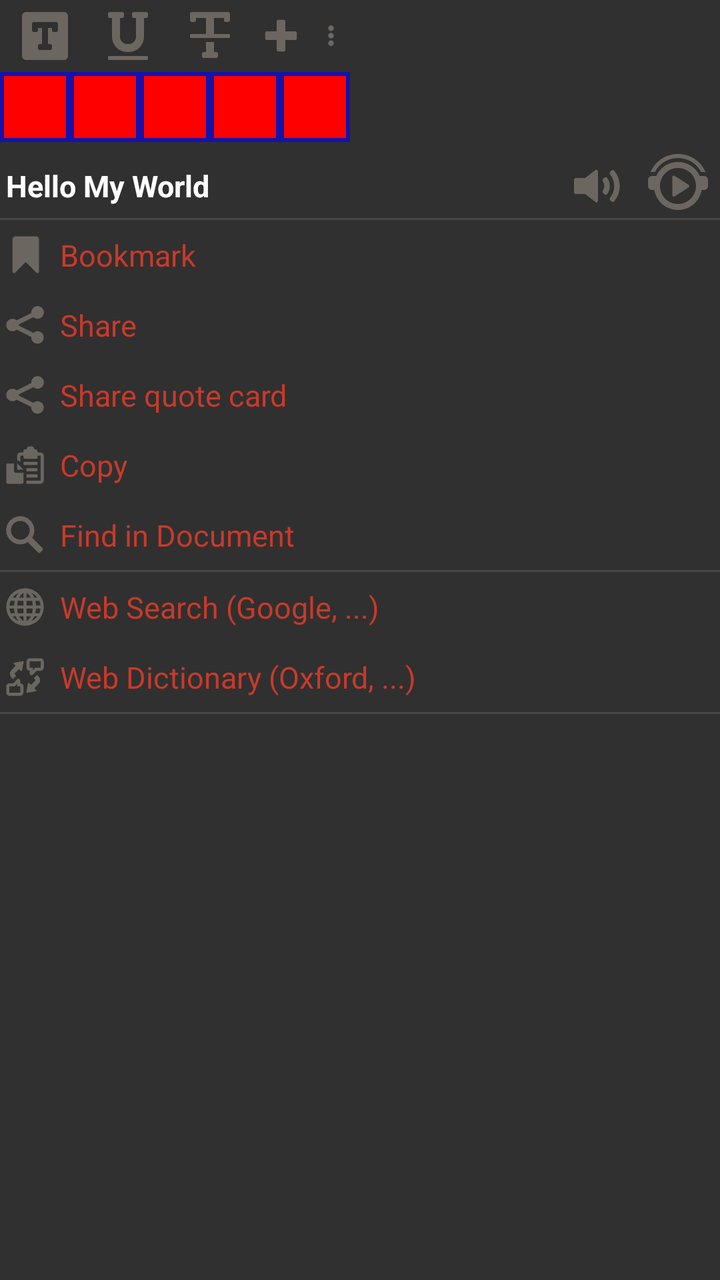
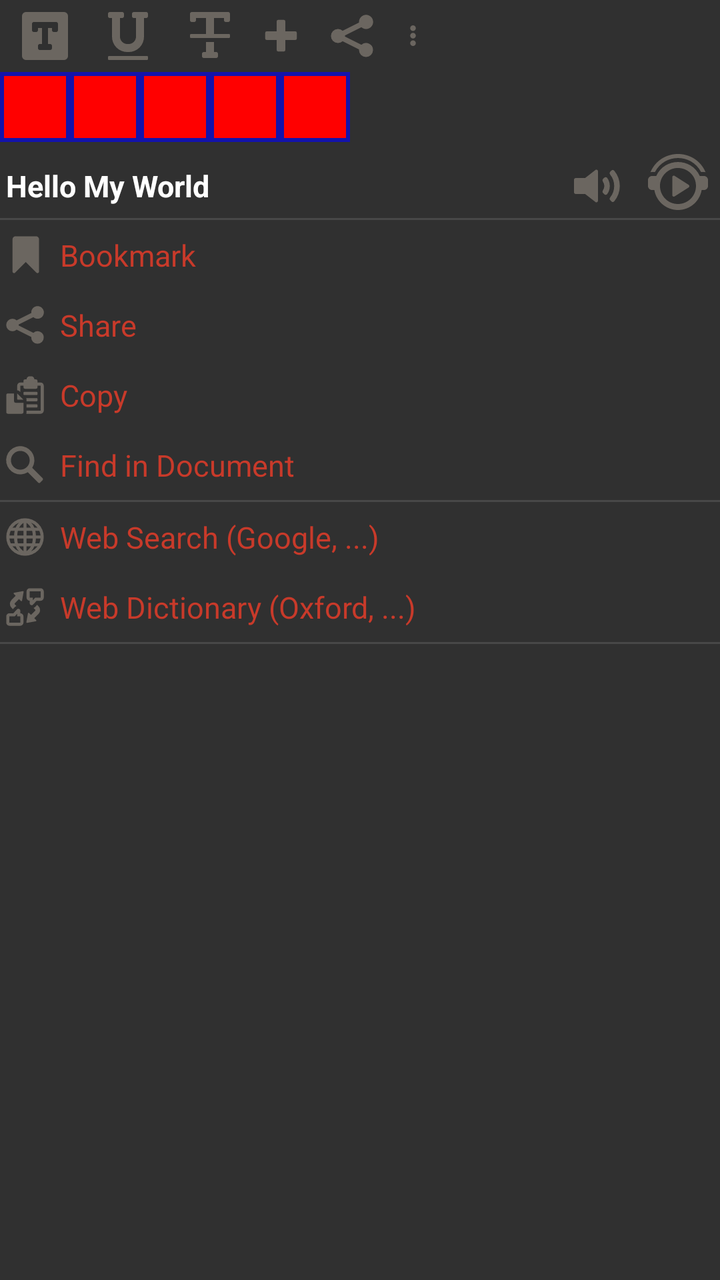

An Android layout rendered at two revisions. The XML below is the earlier revision; the diff shows what the commit changed to produce the second picture.
<!-- AndroidManifest.xml: application theme StyledIndicatorsBlack -->
<!-- res/layout/dialog_selected_text.xml -->
<?xml version="1.0" encoding="utf-8"?>
<ScrollView xmlns:android="http://schemas.android.com/apk/res/android"
    android:layout_width="wrap_content"
    android:layout_height="300dip"
    android:orientation="vertical">

    <LinearLayout
        android:layout_width="wrap_content"
        android:layout_height="wrap_content"
        android:orientation="vertical">

        <HorizontalScrollView
            android:layout_width="match_parent"
            android:layout_height="wrap_content"

            android:scrollbars="none">

            <LinearLayout
                android:layout_width="match_parent"
                android:layout_height="wrap_content"
                android:gravity="center_vertical"
                android:orientation="horizontal">

                <ImageView
                    android:id="@+id/onSelection"
                    android:contentDescription="@string/allow_text_highlight"
                    android:layout_width="@dimen/wh_button"
                    android:layout_height="@dimen/wh_button"
                    android:layout_marginLeft="5dip"
                    android:background="@android:drawable/list_selector_background"
                    android:padding="2dip"
                    android:src="@drawable/glyphicons_695_text_background"
                    android:tint="@color/tint_gray" />

                <ImageView
                    android:id="@+id/onUnderline"
                    android:importantForAccessibility="no"
                    android:layout_width="@dimen/wh_button"
                    android:layout_height="@dimen/wh_button"
                    android:layout_marginLeft="5dip"
                    android:background="@android:drawable/list_selector_background"
                    android:padding="2dip"
                    android:src="@drawable/glyphicons_104_underline"
                    android:tint="@color/tint_gray" />

                <ImageView
                    android:id="@+id/onStrike"
                    android:importantForAccessibility="no"
                    android:layout_width="@dimen/wh_button"
                    android:layout_height="@dimen/wh_button"
                    android:layout_marginLeft="5dip"
                    android:background="@android:drawable/list_selector_background"
                    android:padding="2dip"
                    android:src="@drawable/glyphicons_105_strikethrough"
                    android:tint="@color/tint_gray" />

                <LinearLayout
                    android:id="@+id/customsLayout"
                    android:layout_width="wrap_content"
                    android:layout_height="match_parent"
                    android:gravity="center_vertical"
                    android:orientation="horizontal"></LinearLayout>

                <ImageView
                    android:id="@+id/onAddCustom"
                    android:importantForAccessibility="no"
                    android:layout_width="@dimen/wh_button_small"
                    android:layout_height="@dimen/wh_button_small"
                    android:layout_marginLeft="5dip"
                    android:background="@android:drawable/list_selector_background"
                    android:padding="1dip"
                    android:src="@drawable/glyphicons_371_plus"
                    android:tint="@color/tint_gray" />

                
                <ImageView
                    android:id="@+id/moreToggle"
                    android:layout_width="@dimen/wh_button_small"
                    android:layout_height="@dimen/wh_button_small"
                    android:contentDescription="@string/more"
                    android:padding="5dip"
                    android:src="@drawable/glyphicons_498_more_vertical"
                    android:tint="@color/tint_gray" />

                <ImageView
                    android:id="@+id/onRemoveMark"
                    android:contentDescription="@string/clear_all"
                    android:layout_width="@dimen/wh_button"
                    android:layout_height="@dimen/wh_button"
                    android:layout_marginLeft="10dip"
                    android:background="@android:drawable/list_selector_background"
                    android:padding="2dip"
                    android:src="@drawable/glyphicons_17_bin"
                    android:tint="@color/tint_gray"
                    android:visibility="gone" />
            </LinearLayout>
        </HorizontalScrollView>

        <HorizontalScrollView
            android:layout_width="match_parent"
            android:layout_height="wrap_content"
            android:layout_marginBottom="4dip"
            android:scrollbars="none">

            <LinearLayout
                android:id="@+id/colorsLine"
                android:layout_width="wrap_content"
                android:layout_height="wrap_content"
                android:orientation="horizontal">

                <include layout="@layout/item_color" />

                <include layout="@layout/item_color" />

                <include layout="@layout/item_color" />

                <include layout="@layout/item_color" />

                <include layout="@layout/item_color" />
            </LinearLayout>
        </HorizontalScrollView>

        <LinearLayout
            android:layout_width="match_parent"
            android:layout_height="wrap_content"
            android:layout_marginTop="2dip"
            android:gravity="center_vertical"
            android:orientation="horizontal">

            <EditText
                android:id="@+id/editText"
                android:layout_width="match_parent"
                android:layout_height="wrap_content"
                android:layout_marginLeft="3dip"
                android:layout_weight="1"
                android:background="@color/transparent"
                android:ellipsize="end"
                android:maxLines="2"
                android:singleLine="false"
                android:text="Hello My World"
                android:textSize="15sp"
                android:textStyle="bold"></EditText>

            <ImageView
                android:id="@+id/readTTS"
                    android:contentDescription="@string/read_out_loud_with_tts"
                android:layout_width="@dimen/wh_button_medium"
                android:layout_height="@dimen/wh_button_medium"
                android:layout_weight="0"
                android:adjustViewBounds="true"
                android:background="@drawable/bg_clickable"
                android:src="@drawable/glyphicons_186_volume_up"
                android:tint="@color/tint_gray" />

            <ImageView
                android:id="@+id/readTTSNext"
                    android:contentDescription="@string/read_out_loud_with_tts"
                android:layout_width="@dimen/wh_button_medium"
                android:layout_height="@dimen/wh_button_medium"
                android:layout_marginLeft="8dip"
                android:layout_weight="0"
                android:adjustViewBounds="true"
                android:background="@drawable/bg_clickable"
                android:src="@drawable/my_glyphicons_smileys_100_headphones_play"
                android:tint="@color/tint_gray"
                android:layout_marginRight="5dip"
                android:visibility="visible" />

        </LinearLayout>

        <View
            android:layout_width="match_parent"
            android:layout_height="1dp"
            android:background="@color/lt_grey_alpha" />



        <LinearLayout
            android:layout_width="match_parent"
            android:layout_height="wrap_content"
            android:gravity="center_vertical"
            android:background="@android:drawable/list_selector_background"
            android:id="@+id/onAddToBookmark"
            android:orientation="horizontal">

            <ImageView
                android:layout_width="@dimen/wh_button_small"
                android:layout_height="@dimen/wh_button_small"
                android:src="@drawable/glyphicons_73_bookmark"
                android:tint="@color/tint_gray" />

            <TextView

                style="@style/textLink"
                android:layout_width="match_parent"
                android:layout_height="35dip"
                android:gravity="center_vertical"
                android:paddingLeft="10dip"
                android:singleLine="true"
                android:text="@string/add_to_bookmark"
                android:textSize="15sp" />

        </LinearLayout>

        <LinearLayout
            android:layout_width="match_parent"
            android:layout_height="wrap_content"
            android:gravity="center_vertical"
            android:background="@android:drawable/list_selector_background"
            android:id="@+id/onShare"
            android:orientation="horizontal">

            <ImageView
                android:layout_width="@dimen/wh_button_small"
                android:layout_height="@dimen/wh_button_small"
                android:src="@drawable/glyphicons_578_share"
                android:tint="@color/tint_gray" />

            <TextView

                style="@style/textLink"
                android:layout_width="match_parent"
                android:layout_height="35dip"
                android:gravity="center_vertical"
                android:paddingLeft="10dip"
                android:singleLine="true"
                android:text="@string/share"
                android:textSize="15sp" />
        </LinearLayout>

        <LinearLayout
            android:layout_width="match_parent"
            android:layout_height="wrap_content"
            android:gravity="center_vertical"
            android:background="@android:drawable/list_selector_background"
            android:id="@+id/onShareQuoteCard"
            android:orientation="horizontal">

            <ImageView
                android:layout_width="@dimen/wh_button_small"
                android:layout_height="@dimen/wh_button_small"
                android:contentDescription="@string/share_quote_card"
                android:src="@drawable/glyphicons_578_share"
                android:tint="@color/tint_gray" />

            <TextView
                style="@style/textLink"
                android:layout_width="match_parent"
                android:layout_height="35dip"
                android:gravity="center_vertical"
                android:paddingLeft="10dip"
                android:singleLine="true"
                android:text="@string/share_quote_card"
                android:textSize="15sp" />
        </LinearLayout>

        <LinearLayout
            android:layout_width="match_parent"
            android:layout_height="wrap_content"
            android:background="@android:drawable/list_selector_background"
            android:id="@+id/onCopy"
            android:gravity="center_vertical"
            android:orientation="horizontal">

            <ImageView
                android:layout_width="@dimen/wh_button_small"
                android:layout_height="@dimen/wh_button_small"
                android:src="@drawable/glyphicons_614_copy"
                android:tint="@color/tint_gray" />

            <TextView

                style="@style/textLink"
                android:layout_width="match_parent"
                android:layout_height="35dip"
                android:gravity="center_vertical"
                android:paddingLeft="10dip"
                android:singleLine="true"
                android:text="@string/copy"
                android:textSize="15sp" />

        </LinearLayout>



        <LinearLayout
            android:id="@+id/onBookSearch"
            android:layout_width="match_parent"
            android:layout_height="wrap_content"
            android:gravity="center_vertical"
            android:orientation="horizontal">

            <ImageView
                android:layout_width="@dimen/wh_button_small"
                android:layout_height="@dimen/wh_button_small"
                android:background="@android:drawable/list_selector_background"
                android:src="@drawable/glyphicons_28_search"
                android:tint="@color/tint_gray" />

            <TextView

                style="@style/textLink"
                android:layout_width="match_parent"
                android:layout_height="35dip"
                android:gravity="center_vertical"
                android:paddingLeft="10dip"
                android:singleLine="true"
                android:text="@string/search_in_document"
                android:textSize="15sp" />
        </LinearLayout>

        <View
            android:layout_width="match_parent"
            android:layout_height="1dp"
            android:background="@color/lt_grey_alpha" />


        <LinearLayout
            android:layout_width="match_parent"
            android:layout_height="wrap_content"
            android:gravity="center_vertical"
            android:id="@+id/onGoogle"
            android:orientation="horizontal">

            <ImageView
                android:layout_width="@dimen/wh_button_small"
                android:layout_height="@dimen/wh_button_small"
                android:background="@android:drawable/list_selector_background"
                android:src="@drawable/glyphicons_417_globe"
                android:tint="@color/tint_gray" />

            <TextView
                style="@style/textLink"
                android:layout_width="match_parent"
                android:layout_height="35dip"
                android:gravity="center_vertical"
                android:paddingLeft="10dip"
                android:singleLine="true"
                android:text="@string/web_search_google"
                android:textSize="15sp" />

        </LinearLayout>

        <LinearLayout
            android:layout_width="match_parent"
            android:layout_height="wrap_content"
            android:gravity="center_vertical"
            android:orientation="horizontal">

            <ImageView
                android:layout_width="@dimen/wh_button_small"
                android:layout_height="@dimen/wh_button_small"
                android:src="@drawable/glyphicons_580_translate"
                android:tint="@color/tint_gray" />

            <TextView
                android:id="@+id/onTranslate"
                style="@style/textLink"
                android:layout_width="match_parent"
                android:layout_height="35dip"
                android:background="@android:drawable/list_selector_background"
                android:gravity="center_vertical"
                android:paddingLeft="10dip"
                android:singleLine="true"
                android:text="@string/web_dict_oxfort"
                android:textSize="15sp" />

        </LinearLayout>

        <View
            android:layout_width="match_parent"
            android:layout_height="1dp"
            android:background="@color/lt_grey_alpha" />


        <HorizontalScrollView
            android:layout_width="match_parent"
            android:layout_height="wrap_content"
            android:layout_marginLeft="5dip"
            android:layout_marginTop="10dip"
            android:scrollbars="none">

            <LinearLayout
                android:id="@+id/dictionaryLine"
                android:layout_width="match_parent"
                android:layout_height="wrap_content"
                android:orientation="horizontal"></LinearLayout>
        </HorizontalScrollView>
    </LinearLayout>

</ScrollView>
<!-- res/layout/item_color.xml (included above) -->
<?xml version="1.0" encoding="utf-8"?>
<FrameLayout xmlns:android="http://schemas.android.com/apk/res/android"
    android:layout_width="35dip"
    android:layout_height="35dip"
    android:background="@drawable/bg_border_1_lines"
    android:padding="2dip" >

    <ImageView
        android:padding="4dip"
        android:id="@+id/itColor"
                android:contentDescription="@string/theme_color"
        android:layout_width="match_parent"
        android:layout_height="match_parent"
        android:layout_gravity="center"
        android:gravity="center"
        android:textSize="24sp"
        android:background="#ff0000" />

</FrameLayout>
<!-- resources referenced by this layout -->
<resources>
  <color name="lt_grey_alpha">#33acacac</color>
  <color name="tint_gray">#6B6660</color>
  <color name="transparent">#00000000</color>
  <dimen name="wh_button">36dp</dimen>
  <dimen name="wh_button_medium">32dp</dimen>
  <dimen name="wh_button_small">25dp</dimen>
  <!-- drawable bg_border_1_lines (drawable) -->
  <?xml version="1.0" encoding="utf-8"?>
  <selector xmlns:android="http://schemas.android.com/apk/res/android">
  
      <item><shape android:shape="rectangle">
              <solid android:color="@android:color/transparent" />
              <stroke android:width="2dip" android:color="#990000ff" />
          </shape></item>
  
  </selector>
  <!-- drawable bg_clickable (drawable) -->
  <?xml version="1.0" encoding="utf-8"?>
  <selector
  	xmlns:android="http://schemas.android.com/apk/res/android">
  	
  	
  	
  	<item android:state_pressed="true">
  		<shape>
  		   	<solid android:color="#99daf2" />
  		</shape>
  	</item>
  </selector>
  <string name="add_to_bookmark">Bookmark</string>
  <string name="allow_text_highlight">Enable text selection</string>
  <string name="clear_all">Clear all</string>
  <string name="copy">Copy</string>
  <string name="more">More</string>
  <string name="read_out_loud_with_tts">Read (TTS)</string>
  <string name="search_in_document">Find in Document</string>
  <string name="share">Share</string>
  <string name="share_quote_card">Share quote card</string>
  <string name="theme_color">Color</string>
  <string name="web_dict_oxfort">Web Dictionary (Oxford, ...)</string>
  <string name="web_search_google">Web Search (Google, ...)</string>
  <color name="black">#000000</color>
  <color name="omni_accent">#C83A2A</color>
  <style name="PopupMenuRound" parent="@android:style/Widget.Material.PopupMenu">
          <item name="android:popupBackground">@drawable/bg_popup_round</item>
      </style>
  <style name="PopupMenuRoundOverflow" parent="@android:style/Widget.Material.PopupMenu.Overflow">
          <item name="android:popupBackground">@drawable/bg_popup_round</item>
      </style>
  <style name="ListPopupWindowRound" parent="@android:style/Widget.Material.ListPopupWindow">
          <item name="android:popupBackground">@drawable/bg_popup_round</item>
      </style>
  <style name="SpinnerPopupRound" parent="@android:style/Widget.Material.Spinner">
          <item name="android:popupBackground">@drawable/bg_popup_round</item>
      </style>
  <style name="DialogRoundDark" parent="@android:style/Theme.Material.Dialog.Alert">
          <item name="android:colorAccent">@color/omni_accent</item>
          <item name="android:windowBackground">@drawable/bg_dialog_round_dark</item>
          <item name="android:windowTitleStyle">@style/DialogRoundTitle</item>
      </style>
  <!-- drawable bg_popup_round (drawable) -->
  <?xml version="1.0" encoding="utf-8"?>
  <shape xmlns:android="http://schemas.android.com/apk/res/android"
      android:shape="rectangle" >
  
      <solid android:color="?android:attr/colorBackgroundFloating" />
  
      <corners android:radius="@dimen/popup_radius" />
  
      <padding
          android:bottom="@dimen/dv"
          android:top="@dimen/dv" />
  
  </shape>
  <!-- drawable bg_dialog_round_dark (drawable) -->
  <?xml version="1.0" encoding="utf-8"?>
  <shape xmlns:android="http://schemas.android.com/apk/res/android"
      android:shape="rectangle" >
  
      <solid android:color="#F2303030" />
  
      <corners android:radius="@dimen/radius" />
  
  </shape>
  <style name="DialogRoundTitle">
          <item name="android:textAppearance">?android:attr/textAppearanceLarge</item>
          <item name="android:textAllCaps">true</item>
          <item name="android:textStyle">bold</item>
          <item name="android:singleLine">true</item>
          <item name="android:ellipsize">end</item>
      </style>
  <dimen name="popup_radius">8dp</dimen>
  <dimen name="dv">4dip</dimen>
  <dimen name="radius">10dp</dimen>
  <!-- unchanged entries left out for length: 16 -->
</resources>

<!-- the commit's change to res/layout/dialog_selected_text.xml (unified diff, before → after) -->
@@ -70,6 +70,18 @@
                     android:background="@android:drawable/list_selector_background"
                     android:padding="1dip"
                     android:src="@drawable/glyphicons_371_plus"
+                    android:tint="@color/tint_gray" />
+
+                
+                <ImageView
+                    android:id="@+id/onShareCardQuick"
+                    android:contentDescription="@string/share_quote_card"
+                    android:layout_width="@dimen/wh_button"
+                    android:layout_height="@dimen/wh_button"
+                    android:layout_marginLeft="5dip"
+                    android:background="@android:drawable/list_selector_background"
+                    android:padding="4dip"
+                    android:src="@drawable/glyphicons_578_share"
                     android:tint="@color/tint_gray" />
 
                 
@@ -228,31 +240,6 @@
                 android:textSize="15sp" />
         </LinearLayout>
 
-        <LinearLayout
-            android:layout_width="match_parent"
-            android:layout_height="wrap_content"
-            android:gravity="center_vertical"
-            android:background="@android:drawable/list_selector_background"
-            android:id="@+id/onShareQuoteCard"
-            android:orientation="horizontal">
-
-            <ImageView
-                android:layout_width="@dimen/wh_button_small"
-                android:layout_height="@dimen/wh_button_small"
-                android:contentDescription="@string/share_quote_card"
-                android:src="@drawable/glyphicons_578_share"
-                android:tint="@color/tint_gray" />
-
-            <TextView
-                style="@style/textLink"
-                android:layout_width="match_parent"
-                android:layout_height="35dip"
-                android:gravity="center_vertical"
-                android:paddingLeft="10dip"
-                android:singleLine="true"
-                android:text="@string/share_quote_card"
-                android:textSize="15sp" />
-        </LinearLayout>
 
         <LinearLayout
             android:layout_width="match_parent"
